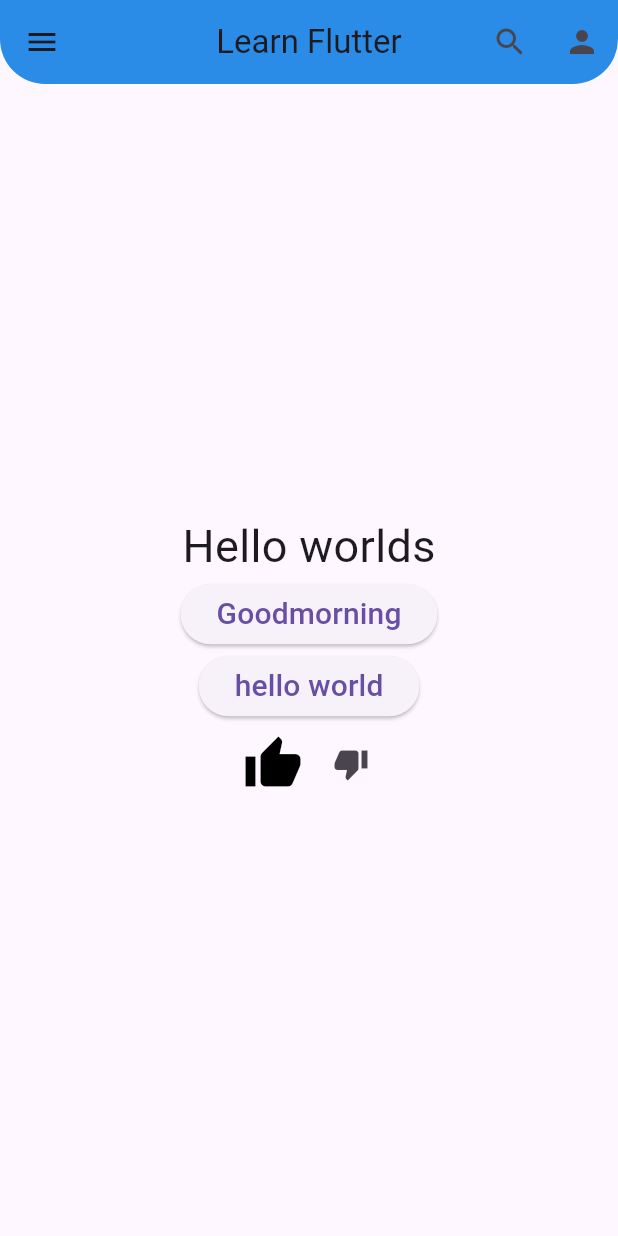
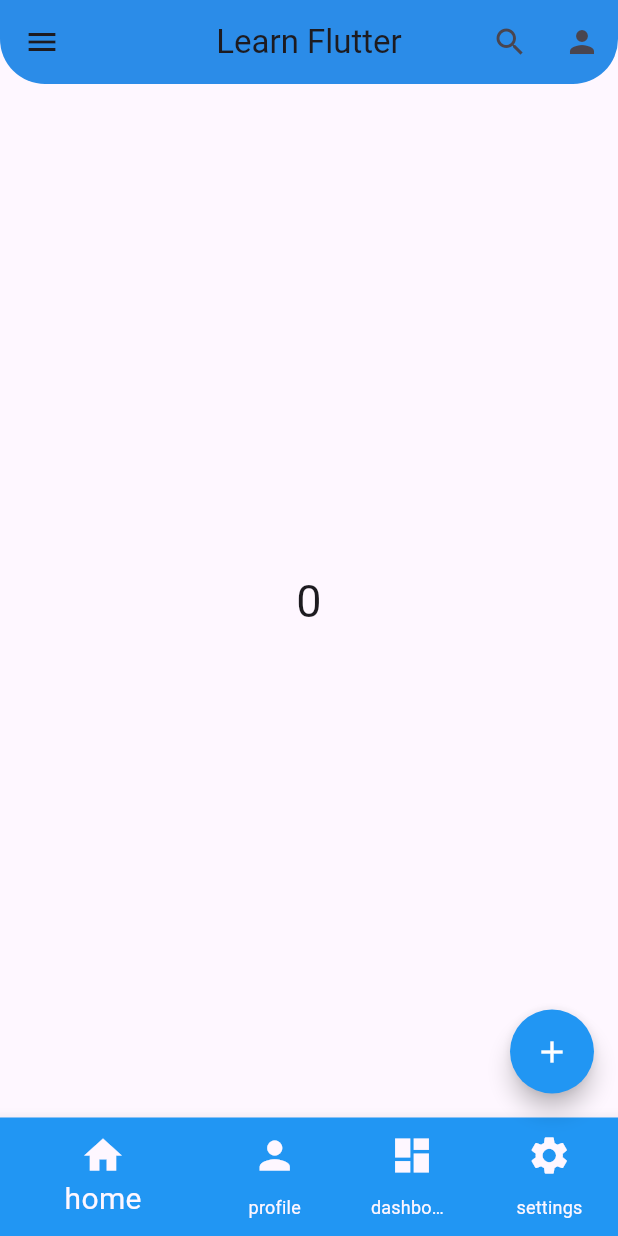
Before and after one commit to HaroonEA/my_first_app, a Flutter app: the screen it shows after launch, on a phone screen of 412 x 824 dp. Run offline on Flutter 3.47's test engine with Material 3 defaults, Android fonts, the phone set to English and light mode, and no system bars.

Commit message:
drawer, checkbox,bottomnavbar & floating btn

```diff
--- a/lib/main.dart
+++ b/lib/main.dart
@@ -8,7 +8,11 @@ import 'package:flutter/material.dart';
 //import './widgets/7card.dart';
 //import './widgets/8circle.dart';
 //import './widgets/9card.dart';
-import './widgets/10stateful.dart';
+//import './widgets/10stateful.dart';
+//import './widgets/11drawer.dart';
+//import './widgets/12checkbox.dart';
+//import './widgets/13bottomnavbar.dart';
+import './widgets/14floatbtn.dart';
 
 void main() {
   runApp(const MyApp());
--- /dev/null
+++ b/lib/widgets/13bottomnavbar.dart
@@ -0,0 +1,80 @@
+import 'package:flutter/material.dart';
+
+class MyWidget extends StatefulWidget {
+  const MyWidget({super.key});
+
+  @override
+  State<MyWidget> createState() => _MyWidgetState();
+}
+
+class _MyWidgetState extends State<MyWidget> {
+  int indexnum = 0;
+  List tabwidgets = [
+    Text(
+      "home",
+      style: TextStyle(fontSize: 20),
+    ),
+    Text(
+      "profile",
+      style: TextStyle(fontSize: 20),
+    ),
+    Text(
+      "dashboard",
+      style: TextStyle(fontSize: 20),
+    ),
+    Text(
+      "settings",
+      style: TextStyle(fontSize: 20),
+    )
+  ];
+  @override
+  Widget build(BuildContext context) {
+    return Scaffold(
+        appBar: AppBar(
+          title: Text("Learn Flutter"),
+          centerTitle: true,
+          backgroundColor: Colors.blue,
+          elevation: 20,
+          leading: Icon(Icons.menu),
+          actions: [
+            IconButton(onPressed: () {}, icon: Icon(Icons.search)),
+            IconButton(onPressed: () {}, icon: Icon(Icons.person)),
+          ],
+          shape: RoundedRectangleBorder(
+              borderRadius: BorderRadius.vertical(bottom: Radius.circular(30))),
+        ),
+        bottomNavigationBar: BottomNavigationBar(
+          items: const [
+            BottomNavigationBarItem(
+                icon: Icon(Icons.home),
+                label: "home",
+                backgroundColor: Colors.blue),
+            BottomNavigationBarItem(
+                icon: Icon(Icons.person),
+                label: "profile",
+                backgroundColor: Colors.red),
+            BottomNavigationBarItem(
+                icon: Icon(Icons.dashboard),
+                label: "dashboard",
+                backgroundColor: Colors.green),
+            BottomNavigationBarItem(
+                icon: Icon(Icons.settings),
+                label: "settings",
+                backgroundColor: Colors.black),
+          ],
+          iconSize: 30,
+          selectedFontSize: 20,
+          showSelectedLabels: true, //show selected items label
+          showUnselectedLabels: true,
+          currentIndex: indexnum, //currently selected tile/button
+          onTap: (int index) {
+            setState(() {
+              indexnum = index;
+            });
+          },
+        ),
+        body: Center(
+          child: tabwidgets.elementAt(indexnum),
+        ));
+  }
+}
--- /dev/null
+++ b/lib/widgets/14floatbtn.dart
@@ -0,0 +1,103 @@
+import 'package:flutter/material.dart';
+
+class MyWidget extends StatefulWidget {
+  const MyWidget({super.key});
+
+  @override
+  State<MyWidget> createState() => _MyWidgetState();
+}
+
+class _MyWidgetState extends State<MyWidget> {
+  int indexnum = 0;
+  int counter = 0;
+  List tabwidgets = [
+    Text(
+      "home",
+      style: TextStyle(fontSize: 20),
+    ),
+    Text(
+      "profile",
+      style: TextStyle(fontSize: 20),
+    ),
+    Text(
+      "dashboard",
+      style: TextStyle(fontSize: 20),
+    ),
+    Text(
+      "settings",
+      style: TextStyle(fontSize: 20),
+    )
+  ];
+  @override
+  Widget build(BuildContext context) {
+    return Scaffold(
+        appBar: AppBar(
+          title: Text("Learn Flutter"),
+          centerTitle: true,
+          backgroundColor: Colors.blue,
+          elevation: 20,
+          leading: Icon(Icons.menu),
+          actions: [
+            IconButton(onPressed: () {}, icon: Icon(Icons.search)),
+            IconButton(onPressed: () {}, icon: Icon(Icons.person)),
+          ],
+          shape: RoundedRectangleBorder(
+              borderRadius: BorderRadius.vertical(bottom: Radius.circular(30))),
+        ),
+        bottomNavigationBar: BottomNavigationBar(
+          items: const [
+            BottomNavigationBarItem(
+                icon: Icon(Icons.home),
+                label: "home",
+                backgroundColor: Colors.blue),
+            BottomNavigationBarItem(
+                icon: Icon(Icons.person),
+                label: "profile",
+                backgroundColor: Colors.red),
+            BottomNavigationBarItem(
+                icon: Icon(Icons.dashboard),
+                label: "dashboard",
+                backgroundColor: Colors.green),
+            BottomNavigationBarItem(
+                icon: Icon(Icons.settings),
+                label: "settings",
+                backgroundColor: Colors.black),
+          ],
+          iconSize: 30,
+          selectedFontSize: 20,
+          showSelectedLabels: true, //show selected items label
+          showUnselectedLabels: true,
+          currentIndex: indexnum, //currently selected tile/button
+          onTap: (int index) {
+            setState(() {
+              indexnum = index;
+            });
+          },
+        ),
+        floatingActionButtonLocation: FloatingActionButtonLocation.endFloat,
+        // floatingActionButton: FloatingActionButton.extended(
+        //     onPressed: () {}, label: Text("share"),
+        //     icon: Icon(Icons.share),),
+        floatingActionButton: FloatingActionButton(
+          onPressed: () {
+            setState(() {
+              counter++;
+            });
+          },
+          foregroundColor: Colors.white,
+          shape:
+              RoundedRectangleBorder(borderRadius: BorderRadius.circular(30)),
+          backgroundColor: Colors.blue,
+          mini: false, //reduces size-default false
+          tooltip: 'share file', //shows when long pressed
+          child: Icon(Icons.add),
+        ),
+        body: Center(
+          //  child: tabwidgets.elementAt(indexnum),
+          child: Text(
+            "$counter",
+            style: TextStyle(fontSize: 30),
+          ),
+        ));
+  }
+}
```
Also changed, not shown: lib/widgets/11drawer.dart (added, +75 -0 lines), lib/widgets/12checkbox.dart (added, +100 -0 lines).
